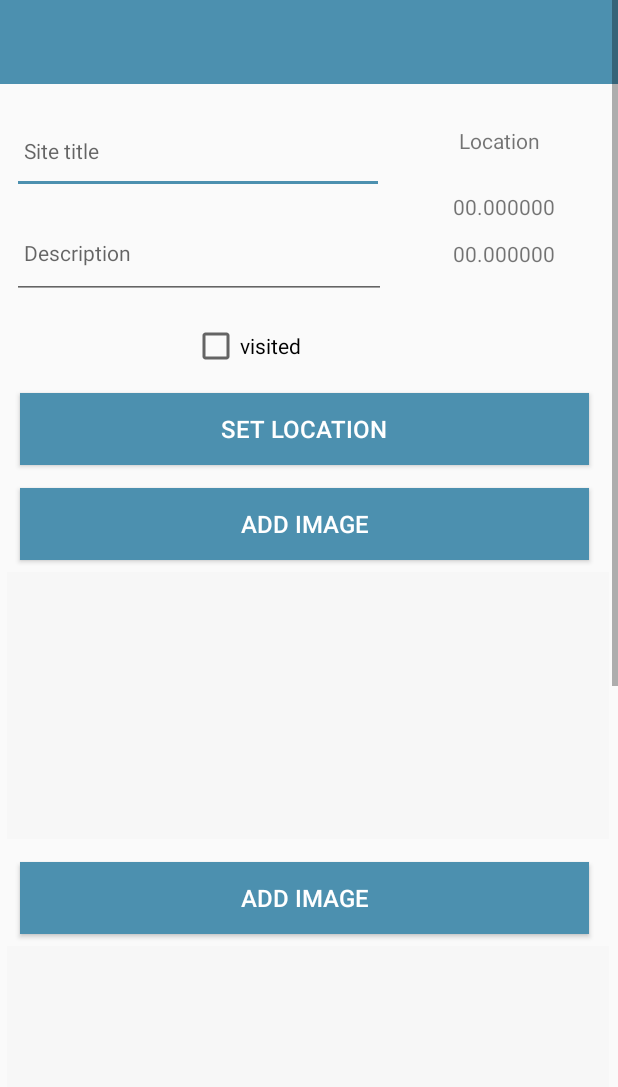
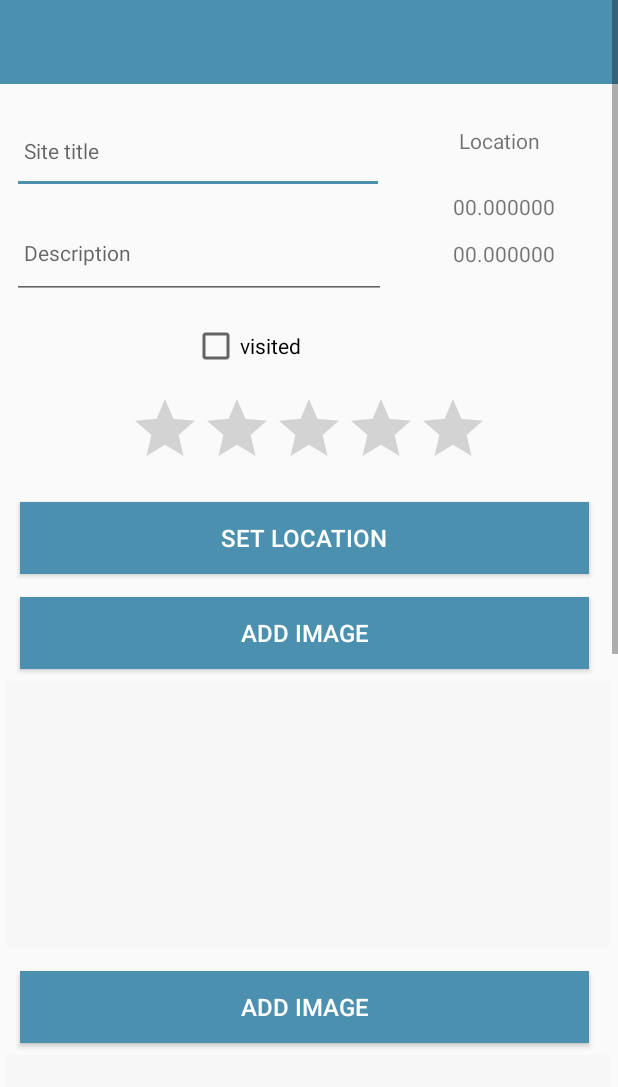
Before and after one commit to MasiSchneider/KAPK_archeological_sites, an Android app: the layout activity_site.xml on its own in the app's theme, with its tools: preview values and no code run, on a phone screen of 412 x 824 dp. Shown: the top 1087 px of the screen. Run offline under Robolectric (Android 15) with nearby library versions, the phone set to English and light mode, and no system bars.

Commit message:
V3 - Additional feature: Rating a site

```diff
--- a/app/src/main/java/org/wit/sites/activities/SiteActivity.kt
+++ b/app/src/main/java/org/wit/sites/activities/SiteActivity.kt
@@ -56,6 +56,7 @@ class SiteActivity : AppCompatActivity(), AnkoLogger {
             SiteNotes.setText(site.notes)
             lat.text = (site.location.lat).toString()
             lng.text = (site.location.lng).toString()
+            ratingBar.rating = site.rating
 
             SiteImage1.setImageBitmap(readImageFromPath(this,site.image1))
             SiteImage2.setImageBitmap(readImageFromPath(this,site.image2))
@@ -142,6 +143,8 @@ class SiteActivity : AppCompatActivity(), AnkoLogger {
                     site.title = siteTitle.text.toString()
                     site.description = description.text.toString()
                     site.notes = SiteNotes.text.toString()
+                    site.rating = ratingBar.rating
+
                     if (edit) {
                         app.sites.update(site)
                     }
--- a/app/src/main/java/org/wit/sites/models/SiteModel.kt
+++ b/app/src/main/java/org/wit/sites/models/SiteModel.kt
@@ -17,6 +17,7 @@ data class SiteModel(var id: Long = 0,
                      var visited: Boolean = false,
                      var visitedDate: String = "",
                      var notes: String ="",
+                     var rating: Float = 0f,
                      var location: Location = Location()) : Parcelable
 
 @Parcelize
--- a/app/src/main/java/org/wit/sites/models/json/sites/SiteJSONStore.kt
+++ b/app/src/main/java/org/wit/sites/models/json/sites/SiteJSONStore.kt
@@ -57,6 +57,7 @@ class SiteJSONStore : SiteStore, AnkoLogger {
             foundSite.visited = site.visited
             foundSite.visitedDate = site.visitedDate
             foundSite.notes = site.notes
+            foundSite.rating = site.rating
             foundSite.location = site.location
         }
         serialize()
--- a/app/src/main/res/layout/activity_site.xml
+++ b/app/src/main/res/layout/activity_site.xml
@@ -134,6 +134,16 @@
                     android:visibility="invisible"
                     app:layout_constraintTop_toBottomOf="@+id/description" />
 
+                <RatingBar
+                    android:id="@+id/ratingBar"
+                    android:layout_width="wrap_content"
+                    android:layout_height="wrap_content"
+                    app:layout_constraintTop_toBottomOf="@+id/checkBoxVisited"
+                    app:layout_constraintEnd_toEndOf="parent"
+                    app:layout_constraintStart_toStartOf="parent"
+                    android:layout_marginTop="15dp"
+                    />
+
                 <Button
                     android:id="@+id/button_location"
                     android:layout_width="379dp"
@@ -149,7 +159,7 @@
                     android:textSize="16sp"
                     app:layout_constraintEnd_toEndOf="parent"
                     app:layout_constraintStart_toStartOf="parent"
-                    app:layout_constraintTop_toBottomOf="@+id/checkBoxVisited" />
+                    app:layout_constraintTop_toBottomOf="@+id/ratingBar" />
 
                 <Button
                     android:id="@+id/chooseImage1"
```
